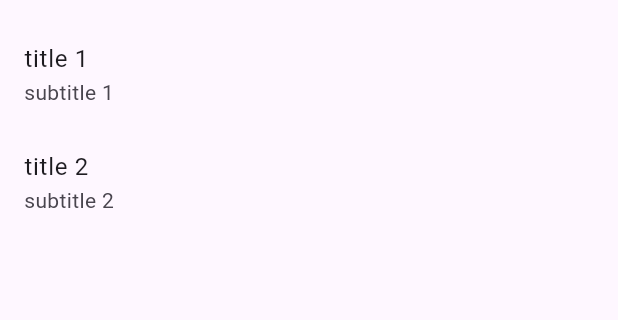
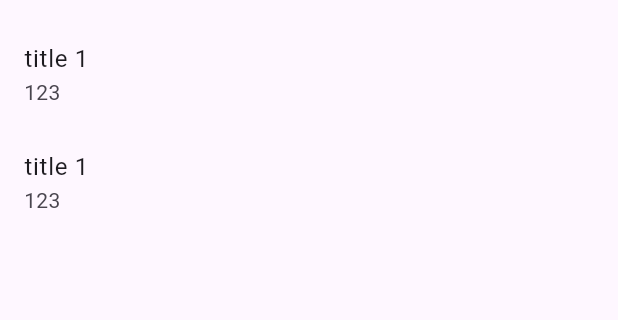
Before and after one commit to sue0-si/flutter-todoList, a Flutter app: the screen it shows after launch, on a phone screen of 412 x 824 dp, the part 63-383 px from its top. Run offline on Flutter 3.47's test engine with Material 3 defaults, Android fonts, the phone set to English and light mode, and no system bars.

Commit message:
add: model class

```diff
--- a/lib/list_screen.dart
+++ b/lib/list_screen.dart
@@ -1,8 +1,19 @@
 import 'package:flutter/material.dart';
 import 'package:my_todolist/create_screen.dart';
+import 'package:my_todolist/todo.dart';
 
-class ListScreen extends StatelessWidget {
+class ListScreen extends StatefulWidget {
   const ListScreen({super.key});
+
+  @override
+  State<ListScreen> createState() => _ListScreenState();
+}
+
+class _ListScreenState extends State<ListScreen> {
+  final todos = [
+    Todo(dateTime: 123, title: 'title 1'),
+    Todo(dateTime: 123, title: 'title 1'),
+  ];
 
   @override
   Widget build(BuildContext context) {
@@ -11,16 +22,12 @@ class ListScreen extends StatelessWidget {
         title: Text('Todo list'),
       ),
       body: ListView(
-        children: const [
-          ListTile(
-            title: Text('title 1'),
-            subtitle: Text('subtitle 1'),
-          ),
-          ListTile(
-            title: Text('title 2'),
-            subtitle: Text('subtitle 2'),
-          ),
-        ],
+        children: todos.map(
+            (todo) => ListTile(
+              title: Text(todo.title),
+              subtitle: Text('${todo.dateTime}'),
+            ),
+        ).toList(),
       ),
       floatingActionButton: FloatingActionButton(
         onPressed: () {
--- /dev/null
+++ b/lib/todo.dart
@@ -0,0 +1,52 @@
+class Todo {
+  String title;
+  int dateTime;
+
+//<editor-fold desc="Data Methods">
+  Todo({
+    required this.title,
+    required this.dateTime,
+  });
+
+  @override
+  bool operator ==(Object other) =>
+      identical(this, other) ||
+      (other is Todo &&
+          runtimeType == other.runtimeType &&
+          title == other.title &&
+          dateTime == other.dateTime);
+
+  @override
+  int get hashCode => title.hashCode ^ dateTime.hashCode;
+
+  @override
+  String toString() {
+    return 'Todo{' + ' title: $title,' + ' dateTime: $dateTime,' + '}';
+  }
+
+  Todo copyWith({
+    String? title,
+    int? dateTime,
+  }) {
+    return Todo(
+      title: title ?? this.title,
+      dateTime: dateTime ?? this.dateTime,
+    );
+  }
+
+  Map<String, dynamic> toJson() {
+    return {
+      'title': this.title,
+      'dateTime': this.dateTime,
+    };
+  }
+
+  factory Todo.fromJson(Map<String, dynamic> map) {
+    return Todo(
+      title: map['title'] as String,
+      dateTime: map['dateTime'] as int,
+    );
+  }
+
+//</editor-fold>
+}
```
Also changed, not shown: 1 other file.
